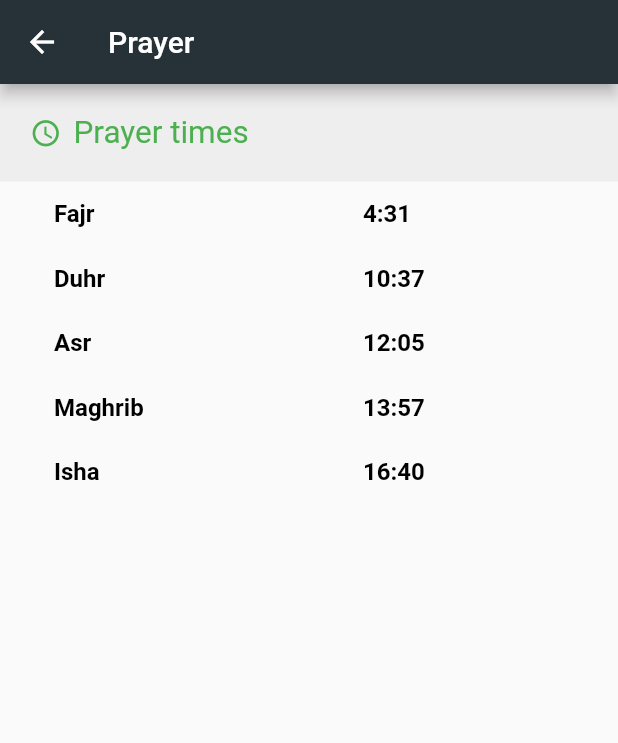
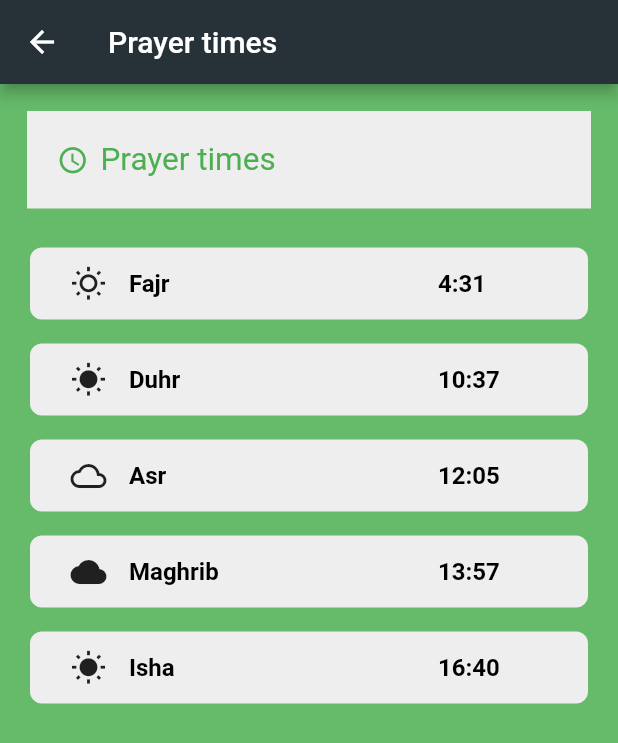
Before and after one commit to almumin/almuslim, a Flutter app: the Prayer screen opened directly, on a phone screen of 412 x 824 dp. Shown: the top 743 px of the screen. Run offline on Flutter 3.47's test engine with Material 2 defaults, Android fonts, the light colour scheme and no system bars; our stand-ins replace adhan, hijri, sqflite; accounts and stored records are empty.

Commit message:
update prayer design

```diff
--- a/lib/screens/prayer.dart
+++ b/lib/screens/prayer.dart
@@ -10,20 +10,22 @@ class Prayer extends StatelessWidget {
   Widget build(BuildContext context) {
     return Scaffold(
       appBar: AppBar(
-        title: Text("Prayer"),
+        title: Text("Prayer times"),
         backgroundColor: Colors.blueGrey.shade900,
       ),
       body: ListView(
         children: [
           Container(
+            height: MediaQuery.of(context).size.height,
+            color: Colors.green.shade400,
             child: Column(
               children: [
                 PrayerHeading(headingTitle: "Prayer times",),
-                PrayerColumn(waqt: "Fajr", waqtPrayerTime: pTimes.fajr,),
-                PrayerColumn(waqt: "Duhr", waqtPrayerTime: pTimes.dhuhr,),
-                PrayerColumn(waqt: "Asr", waqtPrayerTime: pTimes.asr,),
-                PrayerColumn(waqt: "Maghrib", waqtPrayerTime: pTimes.maghrib,),
-                PrayerColumn(waqt: "Isha", waqtPrayerTime: pTimes.isha,),
+                PrayerColumn(waqt: "Fajr", waqtPrayerTime: pTimes.fajr, icon: Icons.wb_sunny_outlined,),
+                PrayerColumn(waqt: "Duhr", waqtPrayerTime: pTimes.dhuhr, icon: Icons.wb_sunny,),
+                PrayerColumn(waqt: "Asr", waqtPrayerTime: pTimes.asr, icon: Icons.cloud_outlined,),
+                PrayerColumn(waqt: "Maghrib", waqtPrayerTime: pTimes.maghrib, icon: Icons.wb_cloudy_rounded,),
+                PrayerColumn(waqt: "Isha", waqtPrayerTime: pTimes.isha, icon: Icons.wb_sunny,),
               ],
             ),
           )
--- a/lib/screens/surah-individual.dart
+++ b/lib/screens/surah-individual.dart
@@ -32,11 +32,11 @@ class _SurahIndividualState extends State<SurahIndividual> {
           controller: _controller,
           children: [
             Padding(
-              padding: const EdgeInsets.only(left: 32, right: 32, top: 15),
+              padding: const EdgeInsets.only(left: 15, right: 15, top: 15),
               child: Container(
                 decoration: BoxDecoration(
                   color: Color(0XFF50bb64),
-                    borderRadius: BorderRadius.circular(15)
+                    borderRadius: BorderRadius.circular(8)
                 ),
                 child: Padding(
                   padding: const EdgeInsets.all(12.0),
--- a/lib/widgets/prayer.dart
+++ b/lib/widgets/prayer.dart
@@ -3,17 +3,27 @@ import 'package:flutter/material.dart';
 class PrayerColumn extends StatelessWidget {
   final String waqt;
   final DateTime waqtPrayerTime;
+  final IconData icon;
 
-  const PrayerColumn({Key key, this.waqt, this.waqtPrayerTime}) : super(key: key);
+  const PrayerColumn({Key key, this.waqt, this.waqtPrayerTime, this.icon}) : super(key: key);
 
   @override
   Widget build(BuildContext context) {
     return Container(
+      margin: const EdgeInsets.symmetric(vertical: 8, horizontal: 20),
+      decoration: BoxDecoration(
+          color: Colors.grey.shade200,
+          borderRadius: BorderRadius.circular(8)
+      ),
       child: Padding(
         padding: const EdgeInsets.all(12.0),
         child: Row(
           children: [
-            SizedBox(width: 24,),
+            SizedBox(width: 15,),
+            Icon(
+              icon
+            ),
+            SizedBox(width: 15,),
             Container(
               width: MediaQuery.of(context).size.width / 2,
               child: Text(
@@ -45,7 +55,9 @@ class PrayerHeading extends StatelessWidget {
 
   @override
   Widget build(BuildContext context) {
-    return Container(
+    return Padding(
+      padding: const EdgeInsets.all(18.0),
+      child: Container(
         color: Colors.grey.shade200,
         width: MediaQuery.of(context).size.width,
         child: Padding(
@@ -68,6 +80,7 @@ class PrayerHeading extends StatelessWidget {
                 ],
               )
           ),
+      ),
     );
   }
 }
```
Also changed, not shown: lib/widgets/surah-individual-content.dart (+9 -2 lines). Lines whose indentation alone changed are shown as unchanged.
